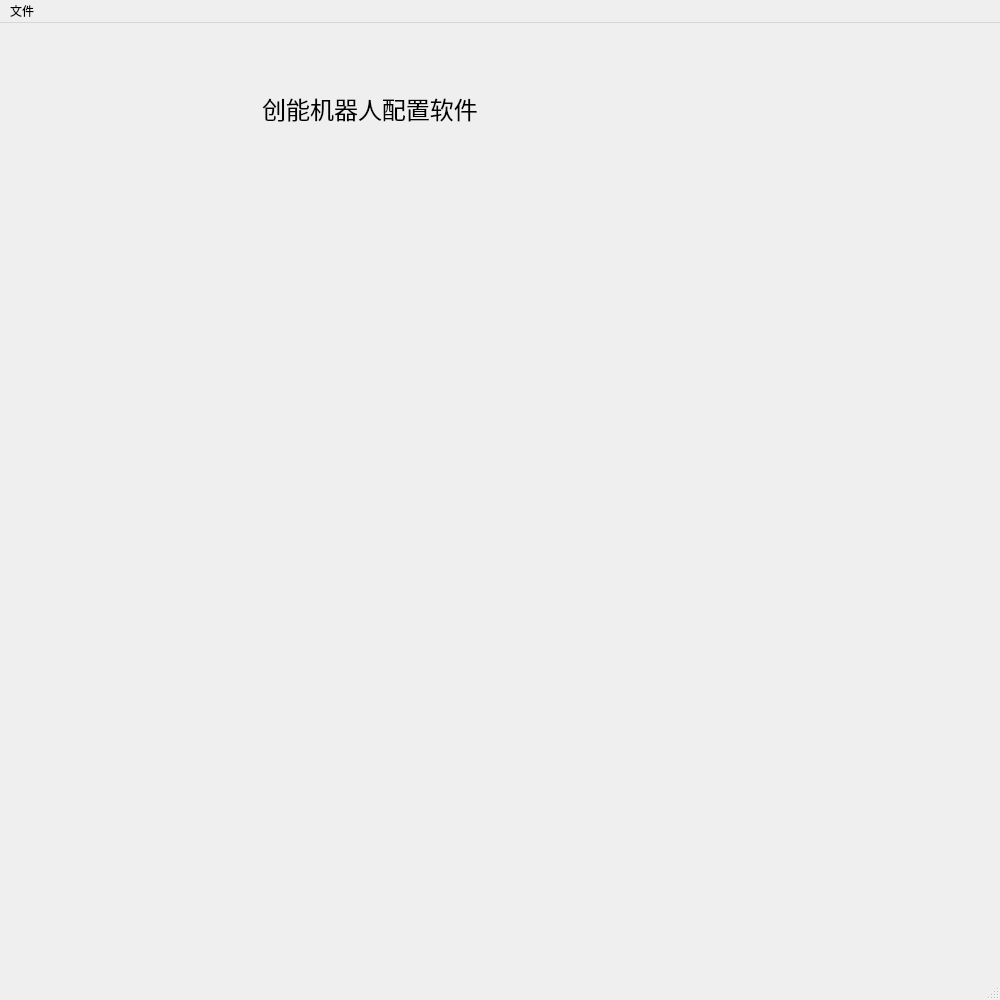
Above: gui.ui from wangqi1994/gui_python_configuration-software before the change. Below: the same form after it.
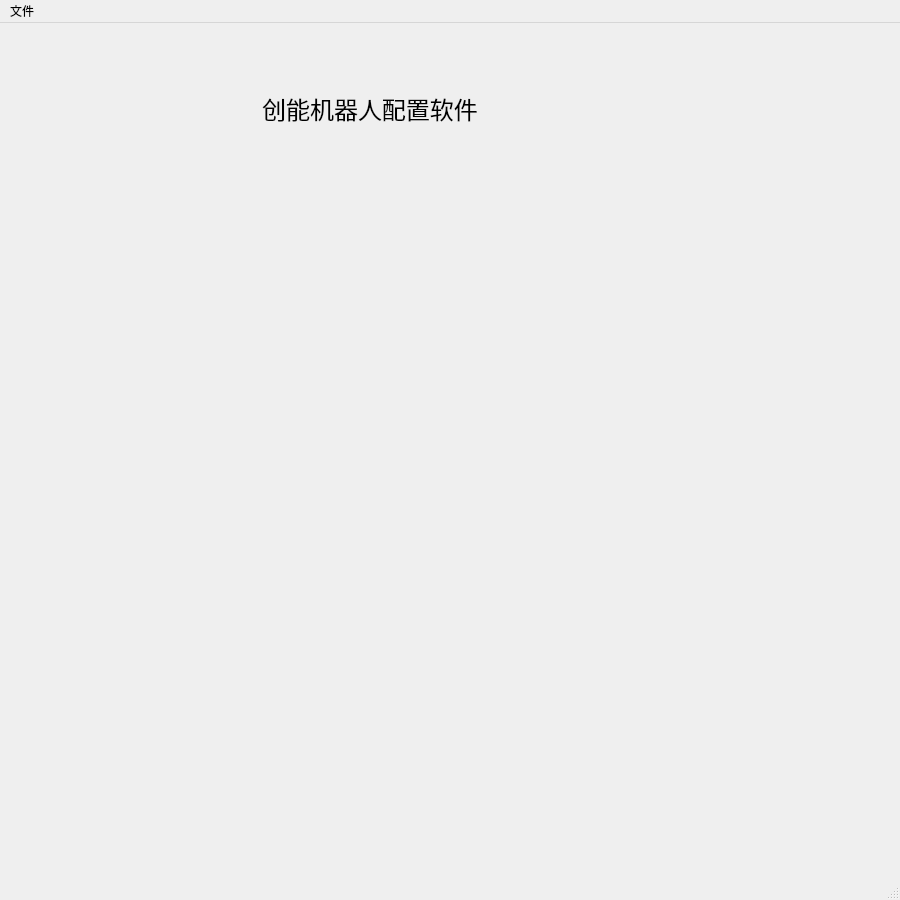
That is the form after the change.

What changed in the file:
```diff
--- a/gui.ui
+++ b/gui.ui
@@ -6,8 +6,8 @@
    <rect>
     <x>0</x>
     <y>0</y>
-    <width>1000</width>
-    <height>1000</height>
+    <width>900</width>
+    <height>900</height>
    </rect>
   </property>
   <property name="focusPolicy">
@@ -57,7 +57,7 @@
     <rect>
      <x>0</x>
      <y>0</y>
-     <width>1000</width>
+     <width>900</width>
      <height>23</height>
     </rect>
    </property>
```
